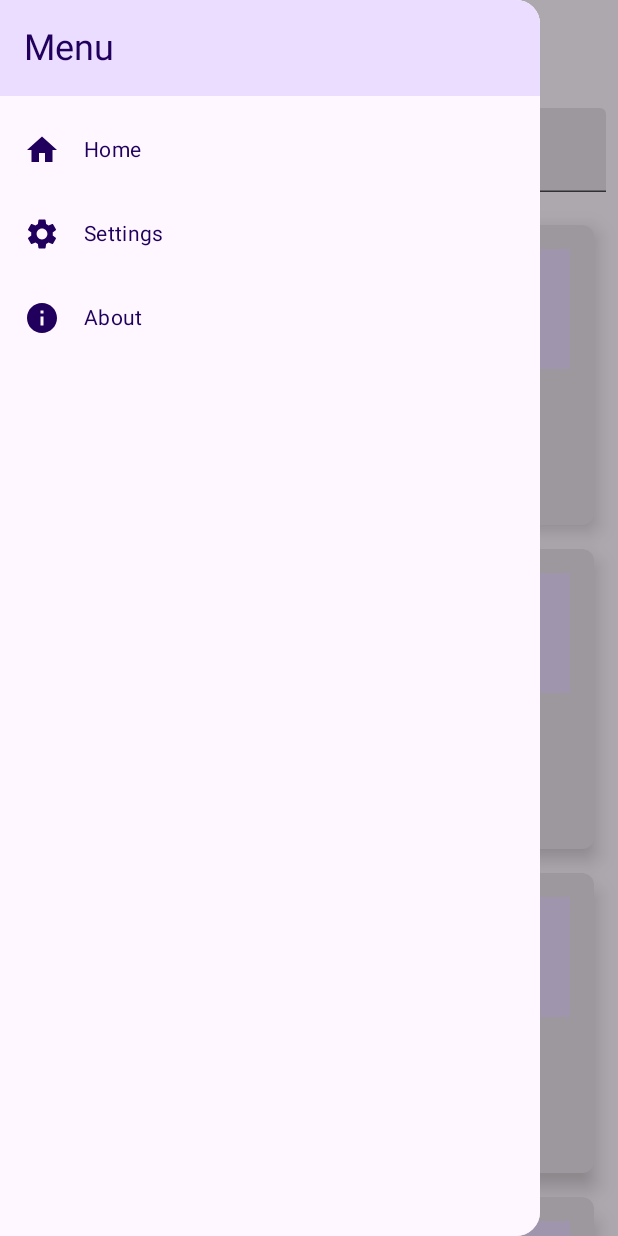
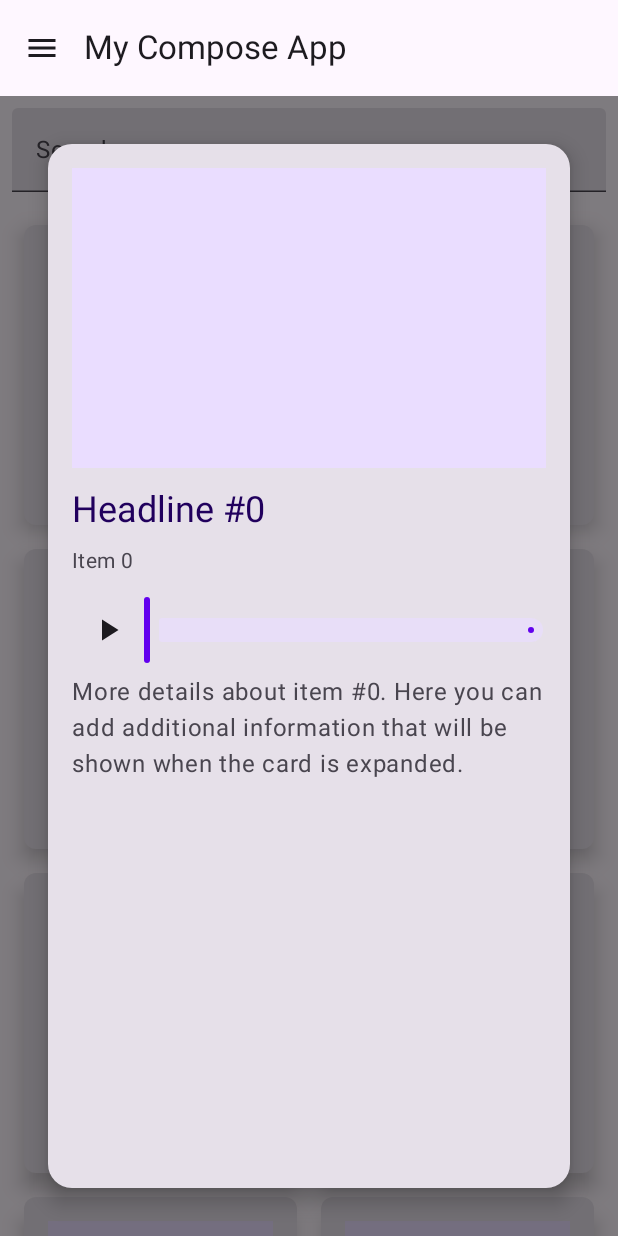
Before and after one commit to Dante952/Museo, an Android app built with Jetpack Compose: the screen it shows after launch (MainActivity), after a tap on an icon or button, on a phone screen of 412 x 824 dp. Run offline under Robolectric (Android 15) with nearby library versions, the phone set to English and light mode, and no system bars; 1 other tap on this screen came first.

Commit message:
Menu and Cards

```diff
--- a/app/src/main/java/com/example/museo/MainActivity.kt
+++ b/app/src/main/java/com/example/museo/MainActivity.kt
@@ -10,6 +10,7 @@ import androidx.compose.material3.*
 import androidx.compose.runtime.*
 import androidx.compose.ui.Modifier
 import androidx.compose.ui.tooling.preview.Preview
+import androidx.compose.ui.unit.dp
 import com.example.museo.componets.CardGrid
 import com.example.museo.componets.DrawerContent
 import com.example.museo.ui.theme.MuseoTheme
@@ -31,15 +32,17 @@ class MainActivity : ComponentActivity() {
 fun MainScreen() {
     val drawerState = rememberDrawerState(DrawerValue.Closed)
     val scope = rememberCoroutineScope()
-    var searchText by remember { mutableStateOf("") }
 
-    val items = List(20) { index -> "Item $index" }
+    var selectedScreen by remember { mutableStateOf("Home") }
 
     ModalNavigationDrawer(
         drawerState = drawerState,
         drawerContent = {
             ModalDrawerSheet {
-                DrawerContent()
+                DrawerContent(onItemSelected = { label ->
+                    selectedScreen = label
+                    scope.launch { drawerState.close() }
+                })
             }
         },
         content = {
@@ -54,15 +57,37 @@ fun MainScreen() {
                         }
                     )
                 },
-
                 content = { paddingValues ->
                     Column(modifier = Modifier.padding(paddingValues)) {
-                        CardGrid(items)
+                        when (selectedScreen) {
+                            "Home" -> HomeScreen()
+                            "Settings" -> SettingsScreen()
+                            "About" -> AboutScreen()
+                        }
                     }
                 }
             )
         }
     )
+}
+
+
+@Composable
+fun HomeScreen() {
+    val items = List(20) { index -> "Item $index" }
+    CardGrid(items = items)
+}
+
+@Composable
+fun SettingsScreen() {
+
+}
+
+
+
+@Composable
+fun AboutScreen() {
+    Text(text = "About Screen", modifier = Modifier.padding(16.dp))
 }
 
 
--- a/app/src/main/java/com/example/museo/componets/ListGrid.kt
+++ b/app/src/main/java/com/example/museo/componets/ListGrid.kt
@@ -1,5 +1,6 @@
 package com.example.museo.componets
 
+import android.media.MediaPlayer
 import androidx.compose.animation.AnimatedVisibility
 import androidx.compose.animation.fadeIn
 import androidx.compose.animation.fadeOut
@@ -9,6 +10,7 @@ import androidx.compose.foundation.layout.Arrangement
 import androidx.compose.foundation.layout.Box
 import androidx.compose.foundation.layout.Column
 import androidx.compose.foundation.layout.PaddingValues
+import androidx.compose.foundation.layout.Row
 import androidx.compose.foundation.layout.Spacer
 import androidx.compose.foundation.layout.fillMaxHeight
 import androidx.compose.foundation.layout.fillMaxSize
@@ -18,19 +20,34 @@ import androidx.compose.foundation.layout.padding
 import androidx.compose.foundation.lazy.grid.GridCells
 import androidx.compose.foundation.lazy.grid.LazyVerticalGrid
 import androidx.compose.foundation.shape.RoundedCornerShape
+import androidx.compose.material.icons.Icons
+import androidx.compose.material.icons.filled.Close
+import androidx.compose.material.icons.filled.PlayArrow
 import androidx.compose.material3.Card
 import androidx.compose.material3.CardDefaults
+import androidx.compose.material3.Icon
+import androidx.compose.material3.IconButton
 import androidx.compose.material3.MaterialTheme
+import androidx.compose.material3.Slider
 import androidx.compose.material3.Text
 import androidx.compose.material3.TextField
 import androidx.compose.runtime.Composable
+import androidx.compose.runtime.DisposableEffect
+import androidx.compose.runtime.LaunchedEffect
 import androidx.compose.runtime.mutableStateOf
 import androidx.compose.runtime.remember
 import androidx.compose.ui.Modifier
 import androidx.compose.ui.unit.dp
 import androidx.compose.runtime.getValue
+import androidx.compose.runtime.rememberCoroutineScope
 import androidx.compose.runtime.setValue
+import androidx.compose.ui.Alignment
 import androidx.compose.ui.graphics.Color
+import androidx.compose.ui.platform.LocalContext
+import androidx.compose.ui.unit.sp
+import com.example.museo.R
+import kotlinx.coroutines.delay
+import kotlinx.coroutines.launch
 
 @Composable
 fun CardGrid(items: List<String>) {
@@ -107,6 +124,34 @@ fun CardItem(index: Int, content: String, expanded: Boolean, onClick: () -> Unit
 
 @Composable
 fun ExpandedCard(index: Int, content: String, onDismiss: () -> Unit) {
+    val context = LocalContext.current
+    val mediaPlayer = remember { MediaPlayer.create(context, R.raw.sample_audio) }
+    var isPlaying by remember { mutableStateOf(false) }
+    var sliderPosition by remember { mutableStateOf(0f) }
+    val maxSliderValue = mediaPlayer.duration.toFloat()
+    val coroutineScope = rememberCoroutineScope()
+
+    LaunchedEffect(isPlaying) {
+        if (isPlaying) {
+            mediaPlayer.start()
+            coroutineScope.launch {
+                while (isPlaying && mediaPlayer.isPlaying) {
+                    sliderPosition = mediaPlayer.currentPosition.toFloat()
+                    delay(1000L)
+                }
+            }
+        } else {
+            if (mediaPlayer.isPlaying) {
+                mediaPlayer.pause()
+            }
+        }
+    }
+
+    DisposableEffect(Unit) {
+        onDispose {
+            mediaPlayer.release()
+        }
+    }
 
     Box(
         modifier = Modifier
@@ -151,6 +196,30 @@ fun ExpandedCard(index: Int, content: String, onDismiss: () -> Unit) {
                         color = MaterialTheme.colorScheme.onSurfaceVariant,
                         modifier = Modifier.padding(vertical = 4.dp)
                     )
+                    // Barra de reproducción de audio con botón de play
+                    Spacer(modifier = Modifier.height(8.dp))
+                    Row(
+                        verticalAlignment = Alignment.CenterVertically,
+                        modifier = Modifier.fillMaxWidth()
+                    ) {
+                        IconButton(onClick = {
+                            isPlaying = !isPlaying
+                        }) {
+                            Icon(
+                                imageVector = if (isPlaying) Icons.Default.Close else Icons.Default.PlayArrow,
+                                contentDescription = if (isPlaying) "Pause" else "Play"
+                            )
+                        }
+                        Slider(
+                            value = sliderPosition,
+                            onValueChange = { position ->
+                                sliderPosition = position
+                                mediaPlayer.seekTo(position.toInt())
+                            },
+                            valueRange = 0f..maxSliderValue,
+                            modifier = Modifier.fillMaxWidth()
+                        )
+                    }
                     Spacer(modifier = Modifier.height(8.dp))
                     Text(
                         text = "More details about item #$index. Here you can add additional information that will be shown when the card is expanded.",
@@ -162,7 +231,6 @@ fun ExpandedCard(index: Int, content: String, onDismiss: () -> Unit) {
         }
     }
 }
-
 @Composable
 fun SearchNav(searchText: String, onSearchTextChanged: (String) -> Unit) {
     TextField(
--- a/app/src/main/java/com/example/museo/componets/NavigationDrawer.kt
+++ b/app/src/main/java/com/example/museo/componets/NavigationDrawer.kt
@@ -1,6 +1,7 @@
 package com.example.museo.componets
 
 import androidx.compose.foundation.background
+import androidx.compose.foundation.clickable
 import androidx.compose.foundation.layout.Column
 import androidx.compose.foundation.layout.Row
 import androidx.compose.foundation.layout.Spacer
@@ -23,7 +24,7 @@ import androidx.compose.ui.graphics.vector.ImageVector
 import androidx.compose.ui.unit.dp
 
 @Composable
-fun DrawerContent() {
+fun DrawerContent(onItemSelected: (String) -> Unit) {
     Column(
         modifier = Modifier
             .fillMaxSize()
@@ -46,25 +47,29 @@ fun DrawerContent() {
 
         DrawerItem(
             icon = Icons.Default.Home,
-            label = "Home"
+            label = "Home",
+            onClick = onItemSelected
         )
         DrawerItem(
             icon = Icons.Default.Settings,
-            label = "Settings"
+            label = "Settings",
+            onClick = onItemSelected
         )
         DrawerItem(
             icon = Icons.Default.Info,
-            label = "About"
+            label = "About",
+            onClick = onItemSelected
         )
     }
 }
 
 @Composable
-fun DrawerItem(icon: ImageVector, label: String) {
+fun DrawerItem(icon: ImageVector, label: String, onClick: (String) -> Unit) {
     Row(
         verticalAlignment = Alignment.CenterVertically,
         modifier = Modifier
             .fillMaxWidth()
+            .clickable { onClick(label) }
             .padding(16.dp)
     ) {
         Icon(
```
Also changed, not shown: 2 other files.
